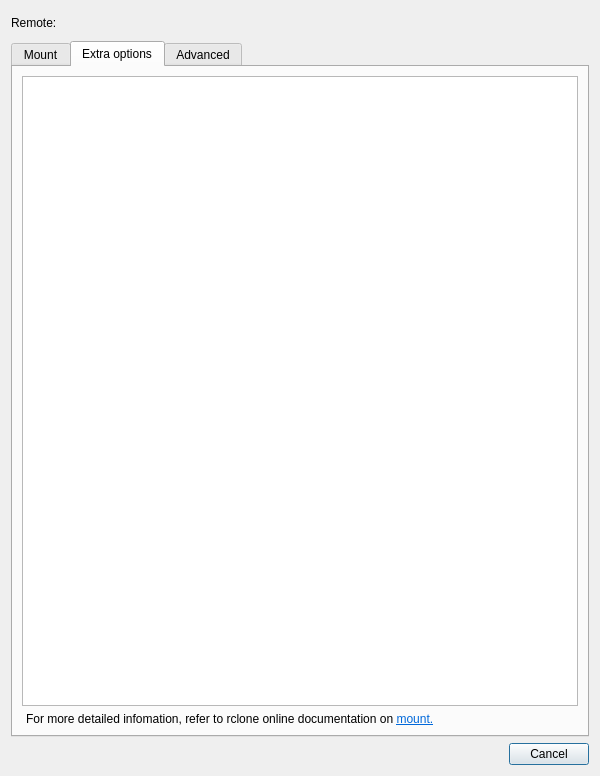
holazt/RcloneBrowser, file src/mount_dialog.ui: the form before one commit.
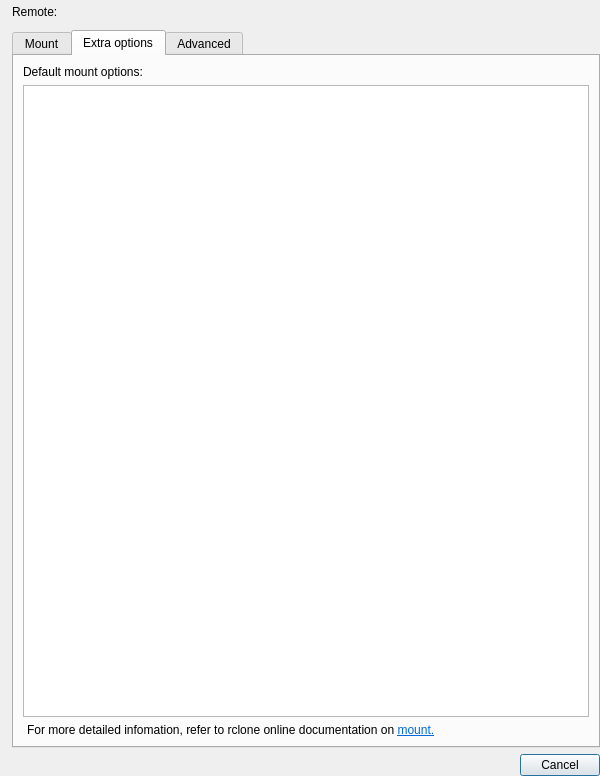
The form after the commit. The open tabs and pages were chosen to show the change.

Commit message: added default mount options info to mount dialog

Patch:
```diff
--- a/src/mount_dialog.ui
+++ b/src/mount_dialog.ui
@@ -17,6 +17,18 @@
    </size>
   </property>
   <layout class="QVBoxLayout" name="verticalLayout_7">
+   <property name="leftMargin">
+    <number>12</number>
+   </property>
+   <property name="topMargin">
+    <number>0</number>
+   </property>
+   <property name="rightMargin">
+    <number>0</number>
+   </property>
+   <property name="bottomMargin">
+    <number>0</number>
+   </property>
    <item>
     <layout class="QHBoxLayout" name="horizontalLayout_7">
      <item>
@@ -558,6 +570,60 @@
        <string>Extra options</string>
       </attribute>
       <layout class="QVBoxLayout" name="verticalLayout_8">
+       <item>
+        <widget class="QFrame" name="frame">
+         <property name="frameShape">
+          <enum>QFrame::NoFrame</enum>
+         </property>
+         <property name="frameShadow">
+          <enum>QFrame::Raised</enum>
+         </property>
+         <layout class="QVBoxLayout" name="verticalLayout_10">
+          <property name="leftMargin">
+           <number>0</number>
+          </property>
+          <property name="topMargin">
+           <number>0</number>
+          </property>
+          <property name="rightMargin">
+           <number>0</number>
+          </property>
+          <property name="bottomMargin">
+           <number>0</number>
+          </property>
+          <item>
+           <layout class="QHBoxLayout" name="horizontalLayout">
+            <item>
+             <widget class="QLabel" name="label_7">
+              <property name="enabled">
+               <bool>true</bool>
+              </property>
+              <property name="sizePolicy">
+               <sizepolicy hsizetype="Fixed" vsizetype="Preferred">
+                <horstretch>0</horstretch>
+                <verstretch>0</verstretch>
+               </sizepolicy>
+              </property>
+              <property name="text">
+               <string>Default mount options:</string>
+              </property>
+             </widget>
+            </item>
+            <item>
+             <widget class="QLabel" name="le_defaultMountOptions">
+              <property name="enabled">
+               <bool>false</bool>
+              </property>
+              <property name="text">
+               <string/>
+              </property>
+             </widget>
+            </item>
+           </layout>
+          </item>
+         </layout>
+        </widget>
+       </item>
        <item>
         <widget class="QTextEdit" name="textExtra">
          <property name="toolTip">
```
The commit also changes 1 other file.
